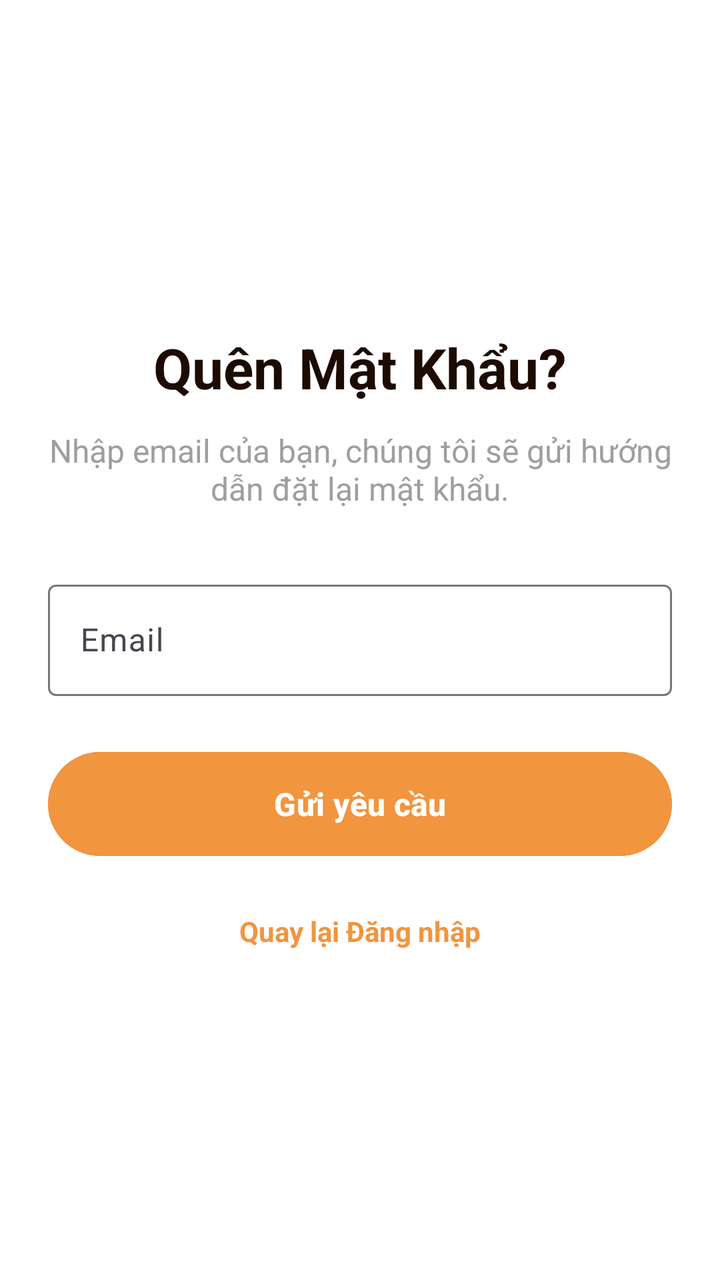
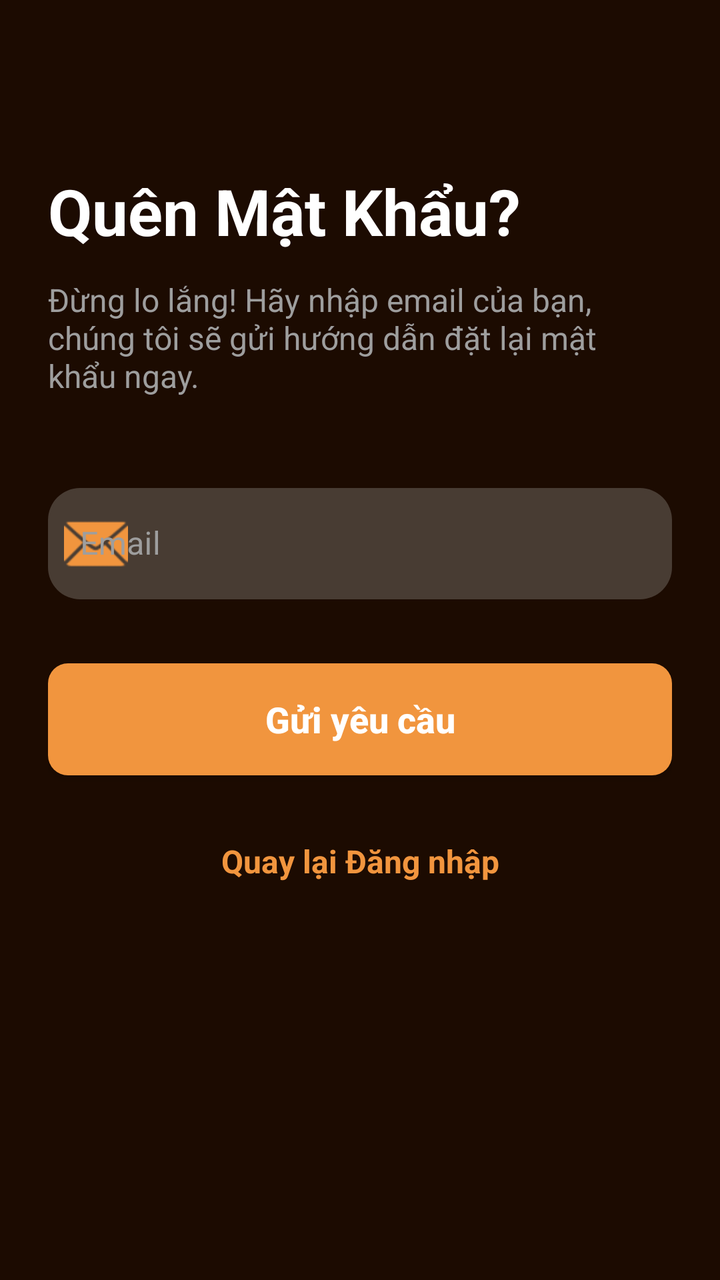

An Android layout rendered at two revisions. The XML below is the earlier revision; the diff shows what the commit changed to produce the second picture.
<!-- AndroidManifest.xml: application theme Theme.TTLTMobile -->
<!-- res/layout/activity_forgot_password.xml -->
<?xml version="1.0" encoding="utf-8"?>
<LinearLayout xmlns:android="http://schemas.android.com/apk/res/android"
    android:layout_width="match_parent"
    android:layout_height="match_parent"
    android:orientation="vertical"
    android:padding="24dp"
    android:background="@color/white"
    android:gravity="center">

    <TextView
        android:layout_width="wrap_content"
        android:layout_height="wrap_content"
        android:text="Quên Mật Khẩu?"
        android:textSize="28sp"
        android:textStyle="bold"
        android:textColor="@color/darkBrown"
        android:layout_marginBottom="12dp"/>

    <TextView
        android:layout_width="wrap_content"
        android:layout_height="wrap_content"
        android:text="Nhập email của bạn, chúng tôi sẽ gửi hướng dẫn đặt lại mật khẩu."
        android:gravity="center"
        android:textSize="16sp"
        android:textColor="@color/grey"
        android:layout_marginBottom="32dp"/>

    <com.google.android.material.textfield.TextInputLayout
        android:layout_width="match_parent"
        android:layout_height="wrap_content"
        android:hint="Email">
        <com.google.android.material.textfield.TextInputEditText
            android:id="@+id/edtEmail"
            android:layout_width="match_parent"
            android:layout_height="wrap_content"
            android:inputType="textEmailAddress"/>
    </com.google.android.material.textfield.TextInputLayout>

    <com.google.android.material.button.MaterialButton
        android:id="@+id/btnSend"
        android:layout_width="match_parent"
        android:layout_height="60dp"
        android:layout_marginTop="24dp"
        android:text="Gửi yêu cầu"
        android:backgroundTint="@color/orange"
        android:textSize="16sp"
        android:textStyle="bold"/>

    <TextView
        android:id="@+id/btnBack"
        android:layout_width="wrap_content"
        android:layout_height="wrap_content"
        android:layout_marginTop="24dp"
        android:text="Quay lại Đăng nhập"
        android:textColor="@color/orange"
        android:textStyle="bold"/>

</LinearLayout>
<!-- resources referenced by this layout -->
<resources>
  <color name="darkBrown">#1c0b01</color>
  <color name="grey">#9E9E9E</color>
  <color name="orange">#f1953e</color>
  <color name="white">#FFFFFFFF</color>
  <style name="Theme.TTLTMobile" parent="Base.Theme.TTLTMobile" />
  <style name="Base.Theme.TTLTMobile" parent="Theme.Material3.DayNight.NoActionBar">
          
          
      </style>
</resources>

<!-- the commit's change to res/layout/activity_forgot_password.xml (unified diff, before → after) -->
@@ -1,58 +1,89 @@
 <?xml version="1.0" encoding="utf-8"?>
-<LinearLayout xmlns:android="http://schemas.android.com/apk/res/android"
+<androidx.constraintlayout.widget.ConstraintLayout xmlns:android="http://schemas.android.com/apk/res/android"
+    xmlns:app="http://schemas.android.com/apk/res-auto"
+    xmlns:tools="http://schemas.android.com/tools"
     android:layout_width="match_parent"
     android:layout_height="match_parent"
-    android:orientation="vertical"
-    android:padding="24dp"
-    android:background="@color/white"
-    android:gravity="center">
+    android:background="@color/darkBrown"
+    android:padding="24dp">
 
     <TextView
+        android:id="@+id/tvHeader"
         android:layout_width="wrap_content"
         android:layout_height="wrap_content"
+        android:layout_marginTop="60dp"
         android:text="Quên Mật Khẩu?"
-        android:textSize="28sp"
+        android:textColor="@color/white"
+        android:textSize="32sp"
         android:textStyle="bold"
-        android:textColor="@color/darkBrown"
-        android:layout_marginBottom="12dp"/>
+        app:layout_constraintStart_toStartOf="parent"
+        app:layout_constraintTop_toTopOf="parent" />
 
     <TextView
-        android:layout_width="wrap_content"
+        android:id="@+id/tvInstruction"
+        android:layout_width="0dp"
         android:layout_height="wrap_content"
-        android:text="Nhập email của bạn, chúng tôi sẽ gửi hướng dẫn đặt lại mật khẩu."
-        android:gravity="center"
+        android:layout_marginTop="12dp"
+        android:text="Đừng lo lắng! Hãy nhập email của bạn, chúng tôi sẽ gửi hướng dẫn đặt lại mật khẩu ngay."
+        android:textColor="@color/grey"
         android:textSize="16sp"
-        android:textColor="@color/grey"
-        android:layout_marginBottom="32dp"/>
+        app:layout_constraintEnd_toEndOf="parent"
+        app:layout_constraintStart_toStartOf="parent"
+        app:layout_constraintTop_toBottomOf="@id/tvHeader" />
 
     <com.google.android.material.textfield.TextInputLayout
+        android:id="@+id/tilEmail"
+        style="@style/Widget.MaterialComponents.TextInputLayout.OutlinedBox"
         android:layout_width="match_parent"
         android:layout_height="wrap_content"
-        android:hint="Email">
+        android:layout_marginTop="40dp"
+        android:hint="Email"
+        android:textColorHint="@color/grey"
+        app:boxBackgroundColor="@color/brown"
+        app:boxCornerRadiusBottomEnd="16dp"
+        app:boxCornerRadiusBottomStart="16dp"
+        app:boxCornerRadiusTopEnd="16dp"
+        app:boxCornerRadiusTopStart="16dp"
+        app:boxStrokeColor="@color/orange"
+        app:boxStrokeWidth="0dp"
+        app:hintTextColor="@color/orange"
+        app:startIconDrawable="@android:drawable/ic_dialog_email"
+        app:startIconTint="@color/orange"
+        app:layout_constraintTop_toBottomOf="@id/tvInstruction">
+
         <com.google.android.material.textfield.TextInputEditText
             android:id="@+id/edtEmail"
             android:layout_width="match_parent"
             android:layout_height="wrap_content"
-            android:inputType="textEmailAddress"/>
+            android:inputType="textEmailAddress"
+            android:textColor="@color/white" />
     </com.google.android.material.textfield.TextInputLayout>
 
-    <com.google.android.material.button.MaterialButton
+    <androidx.appcompat.widget.AppCompatButton
         android:id="@+id/btnSend"
         android:layout_width="match_parent"
-        android:layout_height="60dp"
-        android:layout_marginTop="24dp"
+        android:layout_height="56dp"
+        android:layout_marginTop="32dp"
+        android:background="@drawable/orange_bg"
         android:text="Gửi yêu cầu"
-        android:backgroundTint="@color/orange"
-        android:textSize="16sp"
-        android:textStyle="bold"/>
+        android:textAllCaps="false"
+        android:textColor="@color/white"
+        android:textSize="18sp"
+        android:textStyle="bold"
+        app:layout_constraintTop_toBottomOf="@id/tilEmail" />
 
     <TextView
         android:id="@+id/btnBack"
         android:layout_width="wrap_content"
         android:layout_height="wrap_content"
         android:layout_marginTop="24dp"
+        android:padding="8dp"
         android:text="Quay lại Đăng nhập"
         android:textColor="@color/orange"
-        android:textStyle="bold"/>
+        android:textSize="16sp"
+        android:textStyle="bold"
+        app:layout_constraintEnd_toEndOf="parent"
+        app:layout_constraintStart_toStartOf="parent"
+        app:layout_constraintTop_toBottomOf="@id/btnSend" />
 
-</LinearLayout>
+</androidx.constraintlayout.widget.ConstraintLayout>
<!-- resource entries referenced after the edit -->
@@ -1,9 +1,20 @@
 <!-- resources referenced by this layout -->
 <resources>
+  <color name="brown">#483c33</color>
   <color name="darkBrown">#1c0b01</color>
   <color name="grey">#9E9E9E</color>
   <color name="orange">#f1953e</color>
   <color name="white">#FFFFFFFF</color>
+  <!-- drawable orange_bg (drawable) -->
+  <?xml version="1.0" encoding="utf-8"?>
+  <selector xmlns:android="http://schemas.android.com/apk/res/android">
+  <item>
+      <shape android:shape="rectangle">
+          <solid android:color="@color/orange"/>
+          <corners android:radius="10dp"/>
+      </shape>
+  </item>
+  </selector>
   <style name="Theme.TTLTMobile" parent="Base.Theme.TTLTMobile" />
   <style name="Base.Theme.TTLTMobile" parent="Theme.Material3.DayNight.NoActionBar">
           
